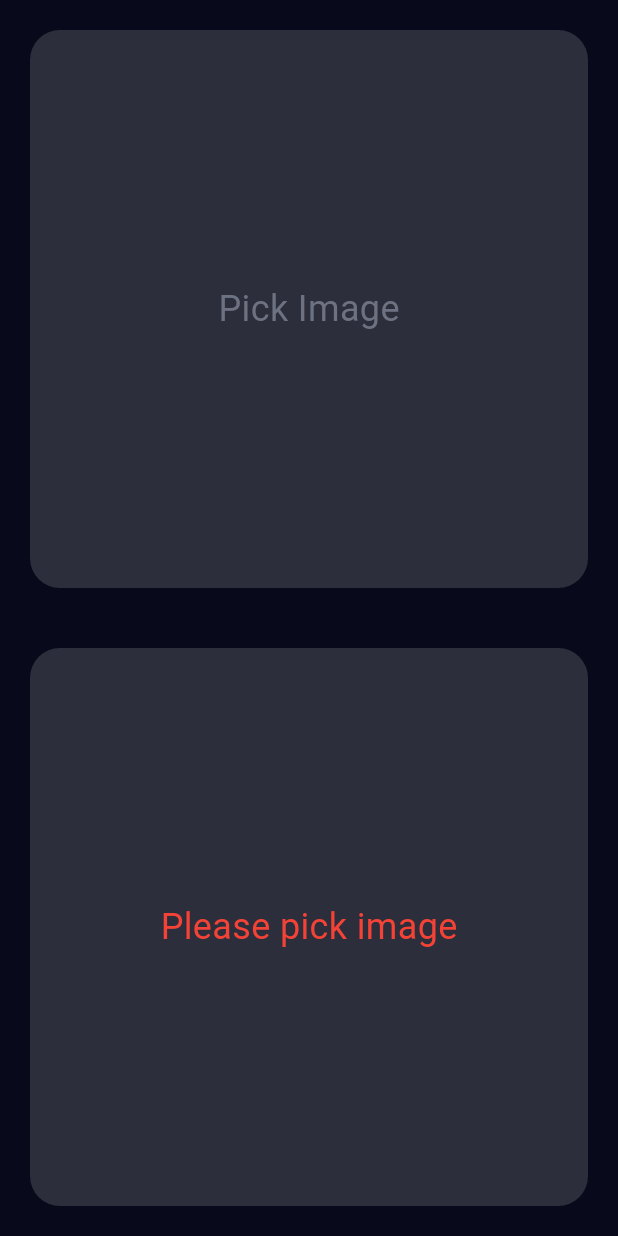
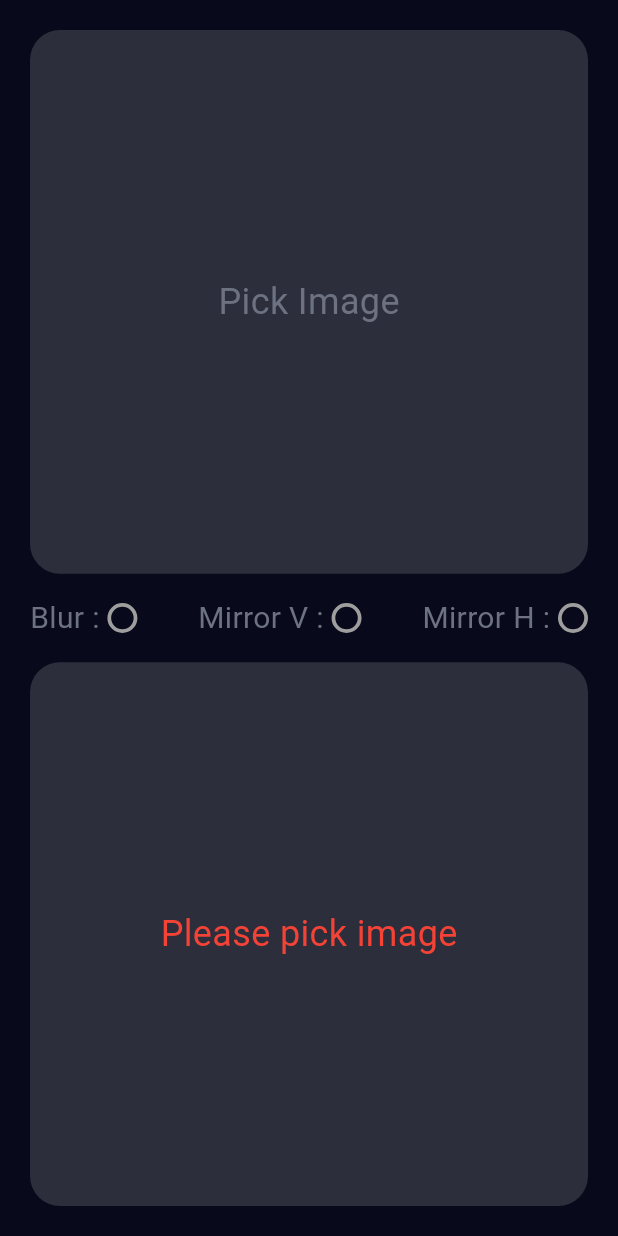
Before and after one commit to narekv7/image_processing, a Flutter app: the screen it shows after launch, after a tap on "Edit image", on a phone screen of 412 x 824 dp. Run offline on Flutter 3.47's test engine with Material 3 defaults, Android fonts, the light colour scheme and no system bars; our stand-ins replace flutter_bloc, freezed_annotation, image_picker.

Commit message:
feat: filters ui

```diff
--- a/lib/application/image_editer/image_editer_bloc.dart
+++ b/lib/application/image_editer/image_editer_bloc.dart
@@ -40,12 +40,16 @@ class ImageEditerBloc extends Bloc<ImageEditerEvent, ImageEditerState> {
 
       emit(ImageEditerState.done(unit8List: result));
     } catch (_) {
-      print(_);
       emit(
-        ImageEditerState.failed(
-          errorMessage: "Oops... Something went wrong $_",
+        const ImageEditerState.failed(
+          errorMessage: "Oops... Something went wrong",
         ),
       );
     }
   }
+
+  // TODO: seperate bloc
+  bool isBlur = false;
+  bool isMirrorVertical = false;
+  bool isMirrorHorizontal = false;
 }
--- a/lib/presentation/home/home_screen.dart
+++ b/lib/presentation/home/home_screen.dart
@@ -1,12 +1,11 @@
-import 'dart:developer';
 import 'dart:io';
-import 'dart:typed_data';
 
 import 'package:flutter/material.dart';
 import 'package:flutter_bloc/flutter_bloc.dart';
 import 'package:image_processing/application/image_editer/image_editer_bloc.dart';
 
 import 'package:image_processing/application/image_picker/image_picker_bloc.dart';
+import 'package:image_processing/presentation/home/widgets/edit_configs.dart';
 
 class HomeScreen extends StatelessWidget {
   const HomeScreen({super.key});
@@ -83,13 +82,14 @@ class HomeScreen extends StatelessWidget {
                 );
               },
             ),
-            const SizedBox(height: 40),
+            const SizedBox(height: 15),
+            const EditConfigs(),
+            const SizedBox(height: 15),
             BlocBuilder<ImageEditerBloc, ImageEditerState>(
               builder: (context, imageEditerState) {
                 return Flexible(
                   child: GestureDetector(
                     onTap: () {
-                      log('WTF');
                       context
                           .read<ImageEditerBloc>()
                           .add(const ImageEditerEvent.edit());
@@ -102,18 +102,12 @@ class HomeScreen extends StatelessWidget {
                       child: Center(
                         child: imageEditerState.map<Widget>(
                           done: (doneState) {
-                            log(doneState.unit8List.toString());
-                            // return SizedBox();
                             return Padding(
                               padding: const EdgeInsets.all(10),
                               child: Image.memory(
                                 doneState.unit8List,
-                                // fit: BoxFit.fitWidth,
+                                fit: BoxFit.fitWidth,
                               ),
-                              // child: Image.memory(
-                              //   createWhiteImageBytes(),
-                              //   fit: BoxFit.fitWidth,
-                              // ),
                             );
                           },
                           init: (_) {
@@ -153,13 +147,3 @@ class HomeScreen extends StatelessWidget {
     );
   }
 }
-
-Uint8List createWhiteImageBytes() {
-  // Replace this with your actual image creation logic.
-  // For simplicity, creating a 1x1 white PNG image.
-  final bytes = Uint8List.fromList(
-    List.generate(
-        16, (index) => 0xFF), // Represents a 1x1 white image in PNG format.
-  );
-  return bytes;
-}
--- /dev/null
+++ b/lib/presentation/home/widgets/edit_configs.dart
@@ -0,0 +1,83 @@
+import 'package:flutter/material.dart';
+import 'package:flutter_bloc/flutter_bloc.dart';
+import 'package:image_processing/application/image_editer/image_editer_bloc.dart';
+import 'package:image_processing/presentation/widgets/custom_switcher.dart';
+
+class EditConfigs extends StatefulWidget {
+  const EditConfigs({super.key});
+
+  @override
+  State<EditConfigs> createState() => _EditConfigsState();
+}
+
+class _EditConfigsState extends State<EditConfigs> {
+  bool isBlur = false;
+  bool isMirrorVertical = false;
+  bool isMirrorHorizontal = false;
+
+  @override
+  Widget build(BuildContext context) {
+    return Row(
+      children: [
+        const Text(
+          "Blur : ",
+          style: TextStyle(
+            fontSize: 20,
+            color: Color(0xff6d7282),
+          ),
+        ),
+        CutsomSwitcher(
+          value: isBlur,
+          onChange: (v) {
+            setState(
+              () {
+                isBlur = v;
+                context.read<ImageEditerBloc>().isBlur = v; // TODO: refactor
+              },
+            );
+          },
+        ),
+        const Spacer(),
+        const Text(
+          "Mirror V : ",
+          style: TextStyle(
+            fontSize: 20,
+            color: Color(0xff6d7282),
+          ),
+        ),
+        CutsomSwitcher(
+          value: isMirrorVertical,
+          onChange: (v) {
+            setState(
+              () {
+                isMirrorVertical = v;
+                context.read<ImageEditerBloc>().isMirrorVertical =
+                    v; // TODO: refactor
+              },
+            );
+          },
+        ),
+        const Spacer(),
+        const Text(
+          "Mirror H : ",
+          style: TextStyle(
+            fontSize: 20,
+            color: Color(0xff6d7282),
+          ),
+        ),
+        CutsomSwitcher(
+          value: isMirrorHorizontal,
+          onChange: (v) {
+            setState(
+              () {
+                isMirrorHorizontal = v;
+                context.read<ImageEditerBloc>().isMirrorHorizontal =
+                    v; // TODO: refactor
+              },
+            );
+          },
+        ),
+      ],
+    );
+  }
+}
--- /dev/null
+++ b/lib/presentation/widgets/custom_switcher.dart
@@ -0,0 +1,39 @@
+import 'package:flutter/material.dart';
+
+class CutsomSwitcher extends StatelessWidget {
+  final bool value;
+  final ValueChanged<bool> onChange;
+
+  const CutsomSwitcher({
+    required this.value,
+    required this.onChange,
+    super.key,
+  });
+
+  @override
+  Widget build(BuildContext context) {
+    return GestureDetector(
+      onTap: () => onChange(!value),
+      child: Container(
+        width: 20,
+        height: 20,
+        padding: const EdgeInsets.all(3),
+        decoration: BoxDecoration(
+          border: Border.all(
+            width: 2.5,
+            color: Colors.grey,
+          ),
+          borderRadius: BorderRadius.circular(10),
+        ),
+        child: value
+            ? DecoratedBox(
+                decoration: BoxDecoration(
+                  color: Colors.grey,
+                  borderRadius: BorderRadius.circular(5),
+                ),
+              )
+            : const SizedBox(),
+      ),
+    );
+  }
+}
```
Also changed, not shown: lib/domain/i_native_image_processor.dart (+6 -1 lines), lib/infrastructure/native_image_processor_impl.dart (+12 -5 lines).
